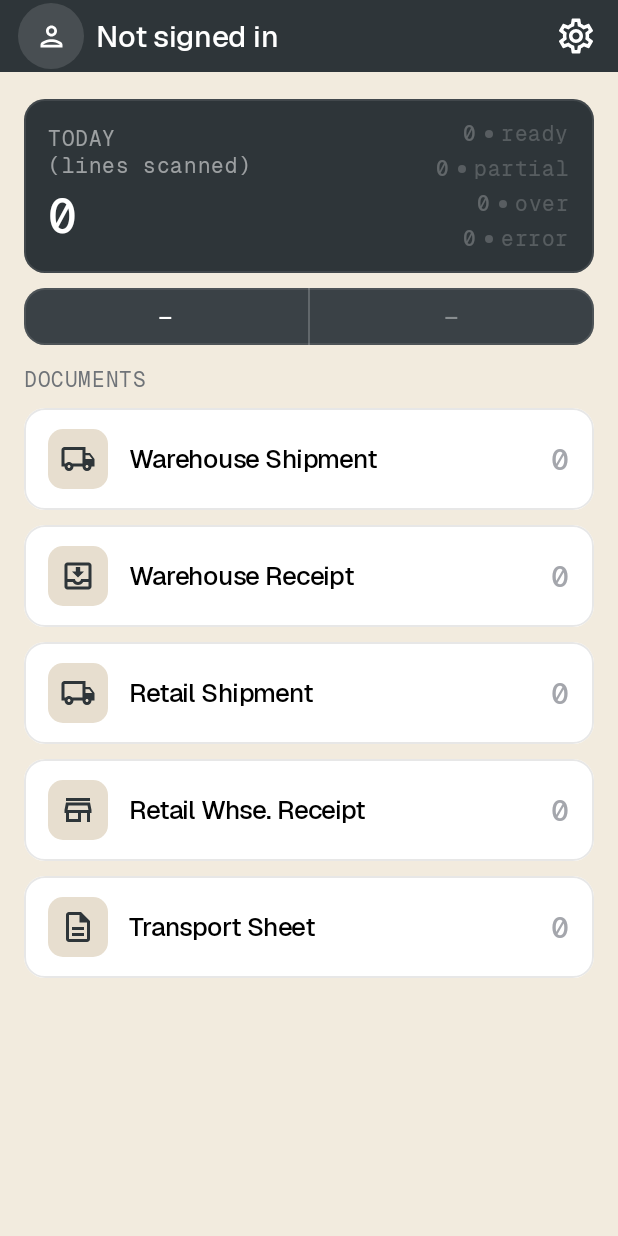
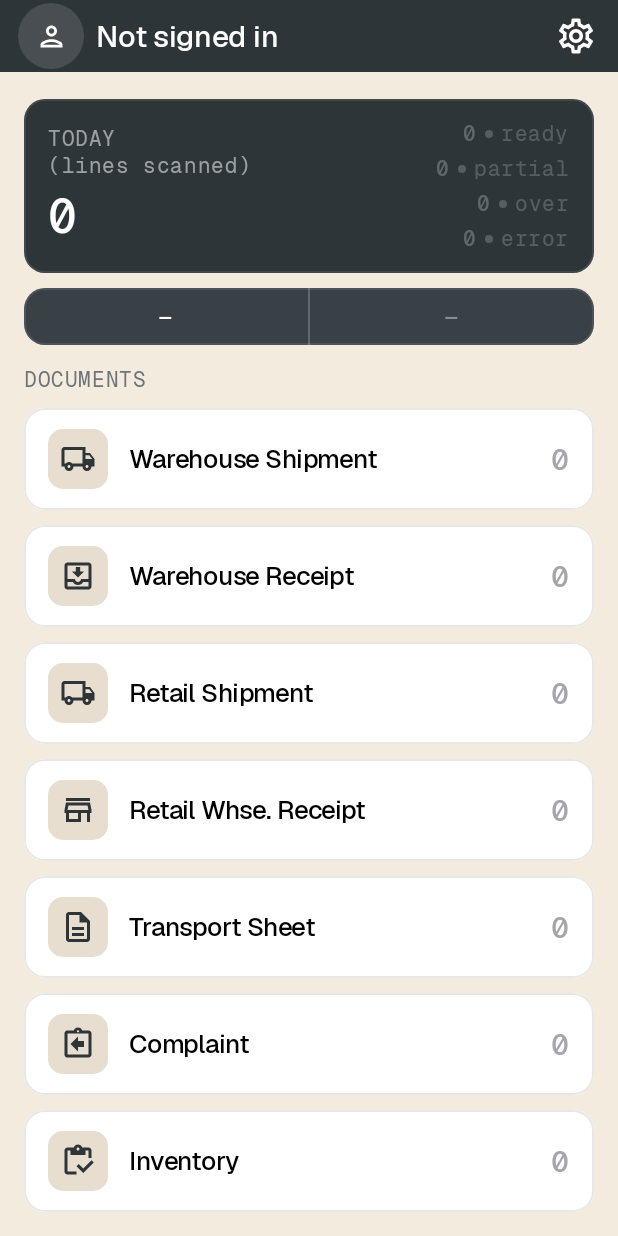
Before and after one commit to fpandjic16/PrimaBarcode, an Android app built with Jetpack Compose: the screen it shows after launch (MainActivity), on a phone screen of 412 x 824 dp. Run offline under Robolectric (Android 15) with nearby library versions, the phone set to English and light mode, and no system bars; our stand-ins replace Dagger/Hilt's generated code, Room's generated code, Timber; Roboto replaces fonts that are not available here; 4 statements that could not run were skipped.

Commit message:
Add COMPLAINT and INVENTORY document types
Both carry their own Document_Type code, so neither filters on
Retail_Location - that filter exists only because shipment and receipt
share a code between warehouse and retail and have to be told apart.

COMPLAINT is scoped by responsibility centre rather than location. Rather
than special-casing it at each site, DocumentType gained defaultFilterMode
and the six `?: DocTypeFilterMode.LOCATION` fallbacks now read the type's
own default. The user can still override it per type in Settings; this
only changes where an unset type starts.

INVENTORY counts against quantities NAV supplies, on the same two tables
with Document_Type = INVENTORY, so it is structurally identical to the
existing types - scanning, status colours and upload all unchanged. One
consequence worth stating plainly: the §A.3 rule still applies, so an
item found on the shelf that NAV did not send is rejected as "barcode not
found" rather than added to the count. That is the accepted behaviour for
now, not an oversight.

Seven exhaustive `when` blocks needed a branch each - six duplicated
localizedDisplay() helpers and MainMenuScreen's icon mapping. Codes added
to all four bundled configurations; names added in en/hr/sl/mk, all four
locales at 235.

A note on how this was written: the first attempt used PowerShell
Get-Content/WriteAllText, which in 5.1 reads a BOM-less UTF-8 file as
Windows-1252 and writes it back double-encoded. That corrupted em-dashes
and separators across eight files - ExtSystemConfigScreen worst, 300
sequences. Those files were reverted to HEAD and the edits redone with
tooling that preserves encoding. Worth remembering before reaching for a
shell one-liner on source files again.

Bumps versionCode 39->40, versionName 2.0.9->2.1.0.

Co-Authored-By: Claude Opus 5 <noreply@anthropic.com>

```diff
--- a/app/build.gradle.kts
+++ b/app/build.gradle.kts
@@ -17,8 +17,8 @@ android {
         applicationId = "com.prima.barcode"
         minSdk = 26
         targetSdk = 36
-        versionCode = 39
-        versionName = "2.0.9"
+        versionCode = 40
+        versionName = "2.1.0"
 
         testInstrumentationRunner = "androidx.test.runner.AndroidJUnitRunner"
     }
--- a/app/src/main/assets/ext_system_defaults_commerce.json
+++ b/app/src/main/assets/ext_system_defaults_commerce.json
@@ -10,7 +10,9 @@
     "WAREHOUSE_RECEIPT": "RECEIPT",
     "RETAIL_SHIPMENT": "SHIPMENT",
     "RETAIL_RECEIPT": "RECEIPT",
-    "TRANSPORT_SHEET": "TRANSPORT"
+    "TRANSPORT_SHEET": "TRANSPORT",
+    "COMPLAINT": "COMPLAINT",
+    "INVENTORY": "INVENTORY"
   },
   "locationsUrl": "http://192.168.100.87:8048/NAV_TEST_HR/ODataV4/Company('Prima%20Commerce%20d.o.o.')/LocationList",
   "recordingSyncUrl": "http://192.168.100.87:8048/NAV_TEST_HR/ODataV4/Company('Prima%20Commerce%20d.o.o.')/BarcodeAppRecordings"
--- a/app/src/main/assets/ext_system_defaults_mebel.json
+++ b/app/src/main/assets/ext_system_defaults_mebel.json
@@ -10,7 +10,9 @@
     "WAREHOUSE_RECEIPT": "RECEIPT",
     "RETAIL_SHIPMENT": "SHIPMENT",
     "RETAIL_RECEIPT": "RECEIPT",
-    "TRANSPORT_SHEET": "TRANSPORT"
+    "TRANSPORT_SHEET": "TRANSPORT",
+    "COMPLAINT": "COMPLAINT",
+    "INVENTORY": "INVENTORY"
   },
   "locationsUrl": "http://192.168.100.87:8048/NAV_TEST_HR/ODataV4/Company('Prima%20Commerce%20d.o.o.')/LocationList",
   "recordingSyncUrl": "http://192.168.100.87:8048/NAV_TEST_HR/ODataV4/Company('Prima%20Commerce%20d.o.o.')/BarcodeAppRecordings"
--- a/app/src/main/assets/ext_system_defaults_mobilis.json
+++ b/app/src/main/assets/ext_system_defaults_mobilis.json
@@ -10,7 +10,9 @@
     "WAREHOUSE_RECEIPT": "RECEIPT",
     "RETAIL_SHIPMENT": "SHIPMENT",
     "RETAIL_RECEIPT": "RECEIPT",
-    "TRANSPORT_SHEET": "TRANSPORT"
+    "TRANSPORT_SHEET": "TRANSPORT",
+    "COMPLAINT": "COMPLAINT",
+    "INVENTORY": "INVENTORY"
   },
   "locationsUrl": "http://192.168.100.87:8048/NAV_TEST_HR/ODataV4/Company('Prima%20Commerce%20d.o.o.')/LocationList",
   "recordingSyncUrl": "http://192.168.100.87:8048/NAV_TEST_HR/ODataV4/Company('Prima%20Commerce%20d.o.o.')/BarcodeAppRecordings"
--- a/app/src/main/assets/ext_system_defaults_pohistvo.json
+++ b/app/src/main/assets/ext_system_defaults_pohistvo.json
@@ -10,7 +10,9 @@
     "WAREHOUSE_RECEIPT": "RECEIPT",
     "RETAIL_SHIPMENT": "SHIPMENT",
     "RETAIL_RECEIPT": "RECEIPT",
-    "TRANSPORT_SHEET": "TRANSPORT"
+    "TRANSPORT_SHEET": "TRANSPORT",
+    "COMPLAINT": "COMPLAINT",
+    "INVENTORY": "INVENTORY"
   },
   "locationsUrl": "http://192.168.100.87:8048/NAV_TEST_HR/ODataV4/Company('Prima%20Commerce%20d.o.o.')/LocationList",
   "recordingSyncUrl": "http://192.168.100.87:8048/NAV_TEST_HR/ODataV4/Company('Prima%20Commerce%20d.o.o.')/BarcodeAppRecordings"
--- a/app/src/main/java/com/prima/barcode/MainActivity.kt
+++ b/app/src/main/java/com/prima/barcode/MainActivity.kt
@@ -267,7 +267,7 @@ private fun PrimaBarcodeApp(
 
     val filteredDocs = documents.filter { doc ->
         doc.hasProgress ||
-            when (docTypeFilters[doc.type.key] ?: DocTypeFilterMode.LOCATION) {
+            when (docTypeFilters[doc.type.key] ?: doc.type.defaultFilterMode) {
                 DocTypeFilterMode.LOCATION -> location != null && doc.sourceCode == location.code
                 DocTypeFilterMode.RESPONSIBILITY_CENTER -> rc == null || doc.rcCode == rc.code
             }
@@ -275,7 +275,7 @@ private fun PrimaBarcodeApp(
 
     val locationsManaged = extSystemConfig.locationsUrl.isNotBlank()
     val docTypes = DocumentType.entries.map { type ->
-        val filterMode = docTypeFilters[type.key] ?: DocTypeFilterMode.LOCATION
+        val filterMode = docTypeFilters[type.key] ?: type.defaultFilterMode
         val blocked = locationsManaged && when (filterMode) {
             DocTypeFilterMode.LOCATION -> locations.isEmpty()
             DocTypeFilterMode.RESPONSIBILITY_CENTER -> rcs.isEmpty()
@@ -509,7 +509,7 @@ private fun PrimaBarcodeApp(
                 doc.type == selectedDocType &&
                     (
                         doc.hasProgress ||
-                        when (docTypeFilters[selectedDocType.key] ?: DocTypeFilterMode.LOCATION) {
+                        when (docTypeFilters[selectedDocType.key] ?: selectedDocType.defaultFilterMode) {
                             DocTypeFilterMode.LOCATION -> location != null && doc.sourceCode == location.code
                             DocTypeFilterMode.RESPONSIBILITY_CENTER -> rc == null || doc.rcCode == rc.code
                         }
@@ -615,7 +615,7 @@ private fun PrimaBarcodeApp(
             )
         }
         composable("download_filter") {
-            val dlFilterMode = docTypeFilters[selectedDocType.key] ?: DocTypeFilterMode.LOCATION
+            val dlFilterMode = docTypeFilters[selectedDocType.key] ?: selectedDocType.defaultFilterMode
             DownloadFilterScreen(
                 hasCredentials  = appVm.extSystemCredentialStore.isValid(),
                 loginQrKey      = extSystemConfig.loginQrKey,
--- a/app/src/main/java/com/prima/barcode/data/model/Models.kt
+++ b/app/src/main/java/com/prima/barcode/data/model/Models.kt
@@ -31,15 +31,31 @@ enum class DocTypeFilterMode { LOCATION, RESPONSIBILITY_CENTER }
  * alone no longer identifies a bucket. Every download filter and every uploaded recording for
  * these four carries `Retail_Location` alongside the code to disambiguate.
  *
- * Null means the type doesn't participate: transport sheets are neither, and get no
+ * Null means the type doesn't participate: transport sheets, complaints and inventory each carry
+ * their own `Document_Type` code, so there is nothing to disambiguate — they get no
  * `Retail_Location` clause on download nor the field on upload.
+ *
+ * [defaultFilterMode] is the scope a type falls back to until the user sets one in Settings.
+ * Location suits the document types that move goods between two places; complaints are tracked
+ * by responsibility centre instead.
  */
-enum class DocumentType(val key: String, val display: String, val retailLocation: Boolean? = null) {
+enum class DocumentType(
+    val key: String,
+    val display: String,
+    val retailLocation: Boolean? = null,
+    val defaultFilterMode: DocTypeFilterMode = DocTypeFilterMode.LOCATION,
+) {
     WAREHOUSE_SHIPMENT("WHSE_SHIP", "Warehouse Shipment",    retailLocation = false),
     WAREHOUSE_RECEIPT( "WHSE_RCPT", "Warehouse Receipt",     retailLocation = false),
     RETAIL_SHIPMENT(   "RT_SHIP",   "Retail Shipment",       retailLocation = true),
     RETAIL_RECEIPT(    "RT_RCPT",   "Retail Whse. Receipt",  retailLocation = true),
     TRANSPORT_SHEET(   "TRANSPORT", "Transport Sheet"),
+    COMPLAINT(         "COMPLAINT", "Complaint",             defaultFilterMode = DocTypeFilterMode.RESPONSIBILITY_CENTER),
+    // Counted against quantities NAV supplies, exactly like the document types above, so nothing
+    // about scanning, status colours or upload differs. Note the consequence: an item found on
+    // the shelf that NAV didn't send is still rejected as "barcode not found" (§A.3), the same as
+    // everywhere else in the app.
+    INVENTORY(         "INVENTORY", "Inventory"),
 }
 
 data class Item(
--- a/app/src/main/java/com/prima/barcode/ui/screen/DocumentFilterScreen.kt
+++ b/app/src/main/java/com/prima/barcode/ui/screen/DocumentFilterScreen.kt
@@ -60,6 +60,8 @@ private fun DocumentType.localizedDisplay(): String = when (this) {
     DocumentType.RETAIL_SHIPMENT    -> stringResource(R.string.doctype_retail_shipment)
     DocumentType.RETAIL_RECEIPT     -> stringResource(R.string.doctype_retail_receipt)
     DocumentType.TRANSPORT_SHEET    -> stringResource(R.string.doctype_transport_sheet)
+    DocumentType.COMPLAINT          -> stringResource(R.string.doctype_complaint)
+    DocumentType.INVENTORY          -> stringResource(R.string.doctype_inventory)
 }
 
 @OptIn(ExperimentalMaterial3Api::class)
--- a/app/src/main/java/com/prima/barcode/ui/screen/DocumentListScreen.kt
+++ b/app/src/main/java/com/prima/barcode/ui/screen/DocumentListScreen.kt
@@ -61,6 +61,8 @@ private fun DocumentType.localizedDisplay(): String = when (this) {
     DocumentType.RETAIL_SHIPMENT    -> stringResource(R.string.doctype_retail_shipment)
     DocumentType.RETAIL_RECEIPT     -> stringResource(R.string.doctype_retail_receipt)
     DocumentType.TRANSPORT_SHEET    -> stringResource(R.string.doctype_transport_sheet)
+    DocumentType.COMPLAINT          -> stringResource(R.string.doctype_complaint)
+    DocumentType.INVENTORY          -> stringResource(R.string.doctype_inventory)
 }
 
 @OptIn(ExperimentalMaterial3Api::class)
--- a/app/src/main/java/com/prima/barcode/ui/screen/DocumentOverviewScreen.kt
+++ b/app/src/main/java/com/prima/barcode/ui/screen/DocumentOverviewScreen.kt
@@ -82,7 +82,7 @@ fun DocumentOverviewScreen(
     val errors     = remember(filtered) { filtered.filter { it.state is DocState.UploadFailed } }
     val atLocation = remember(filtered, locationCode, rcCode, docTypeFilters) {
         filtered.filter { doc ->
-            when (docTypeFilters[doc.type.key] ?: DocTypeFilterMode.LOCATION) {
+            when (docTypeFilters[doc.type.key] ?: doc.type.defaultFilterMode) {
                 DocTypeFilterMode.LOCATION -> doc.sourceCode == locationCode
                 DocTypeFilterMode.RESPONSIBILITY_CENTER -> doc.rcCode == rcCode
             }
--- a/app/src/main/java/com/prima/barcode/ui/screen/DownloadFilterScreen.kt
+++ b/app/src/main/java/com/prima/barcode/ui/screen/DownloadFilterScreen.kt
@@ -52,6 +52,8 @@ private fun DocumentType.localizedDisplay(): String = when (this) {
     DocumentType.RETAIL_SHIPMENT    -> stringResource(R.string.doctype_retail_shipment)
     DocumentType.RETAIL_RECEIPT     -> stringResource(R.string.doctype_retail_receipt)
     DocumentType.TRANSPORT_SHEET    -> stringResource(R.string.doctype_transport_sheet)
+    DocumentType.COMPLAINT          -> stringResource(R.string.doctype_complaint)
+    DocumentType.INVENTORY          -> stringResource(R.string.doctype_inventory)
 }
 
 @OptIn(ExperimentalMaterial3Api::class)
--- a/app/src/main/java/com/prima/barcode/ui/screen/ExtSystemConfigScreen.kt
+++ b/app/src/main/java/com/prima/barcode/ui/screen/ExtSystemConfigScreen.kt
@@ -48,6 +48,8 @@ private fun DocumentType.localizedDisplay(): String = when (this) {
     DocumentType.RETAIL_SHIPMENT    -> stringResource(R.string.doctype_retail_shipment)
     DocumentType.RETAIL_RECEIPT     -> stringResource(R.string.doctype_retail_receipt)
     DocumentType.TRANSPORT_SHEET    -> stringResource(R.string.doctype_transport_sheet)
+    DocumentType.COMPLAINT          -> stringResource(R.string.doctype_complaint)
+    DocumentType.INVENTORY          -> stringResource(R.string.doctype_inventory)
 }
 
 @Composable
@@ -316,7 +318,7 @@ fun ExtSystemConfigScreen(
                                 SingleChoiceSegmentedButtonRow(modifier = Modifier.fillMaxWidth()) {
                                     listOf(DocTypeFilterMode.LOCATION, DocTypeFilterMode.RESPONSIBILITY_CENTER).forEachIndexed { idx, mode ->
                                         SegmentedButton(
-                                            selected = (docTypeFilters[type.key] ?: DocTypeFilterMode.LOCATION) == mode,
+                                            selected = (docTypeFilters[type.key] ?: type.defaultFilterMode) == mode,
                                             onClick = { onDocTypeFiltersChange(docTypeFilters + (type.key to mode)) },
                                             shape = SegmentedButtonDefaults.itemShape(idx, 2),
                                         ) {
--- a/app/src/main/java/com/prima/barcode/ui/screen/MainMenuScreen.kt
+++ b/app/src/main/java/com/prima/barcode/ui/screen/MainMenuScreen.kt
@@ -10,7 +10,9 @@ import androidx.compose.foundation.lazy.items
 import androidx.compose.foundation.shape.CircleShape
 import androidx.compose.foundation.shape.RoundedCornerShape
 import androidx.compose.material.icons.Icons
+import androidx.compose.material.icons.outlined.AssignmentReturn
 import androidx.compose.material.icons.outlined.Description
+import androidx.compose.material.icons.outlined.Inventory
 import androidx.compose.material.icons.outlined.LocalShipping
 import androidx.compose.material.icons.outlined.MoveToInbox
 import androidx.compose.material.icons.outlined.Person
@@ -64,6 +66,8 @@ private fun DocumentType.localizedDisplay(): String = when (this) {
     DocumentType.RETAIL_SHIPMENT    -> stringResource(R.string.doctype_retail_shipment)
     DocumentType.RETAIL_RECEIPT     -> stringResource(R.string.doctype_retail_receipt)
     DocumentType.TRANSPORT_SHEET    -> stringResource(R.string.doctype_transport_sheet)
+    DocumentType.COMPLAINT          -> stringResource(R.string.doctype_complaint)
+    DocumentType.INVENTORY          -> stringResource(R.string.doctype_inventory)
 }
 
 @Composable
@@ -213,6 +217,8 @@ private fun DocumentTypeList(summary: DocTypeSummary, onClick: () -> Unit) {
         DocumentType.WAREHOUSE_RECEIPT                                -> Icons.Outlined.MoveToInbox
         DocumentType.RETAIL_RECEIPT                                   -> Icons.Outlined.Store
         DocumentType.TRANSPORT_SHEET                                  -> Icons.Outlined.Description
+        DocumentType.COMPLAINT                                        -> Icons.Outlined.AssignmentReturn
+        DocumentType.INVENTORY                                        -> Icons.Outlined.Inventory
     }
 
     // A type with no location or responsibility centre behind it looks and behaves like any
--- a/app/src/main/java/com/prima/barcode/ui/screen/UploadErrorScreen.kt
+++ b/app/src/main/java/com/prima/barcode/ui/screen/UploadErrorScreen.kt
@@ -44,6 +44,8 @@ private fun DocumentType.localizedDisplay(): String = when (this) {
     DocumentType.RETAIL_SHIPMENT    -> stringResource(R.string.doctype_retail_shipment)
     DocumentType.RETAIL_RECEIPT     -> stringResource(R.string.doctype_retail_receipt)
     DocumentType.TRANSPORT_SHEET    -> stringResource(R.string.doctype_transport_sheet)
+    DocumentType.COMPLAINT          -> stringResource(R.string.doctype_complaint)
+    DocumentType.INVENTORY          -> stringResource(R.string.doctype_inventory)
 }
 
 @Composable
--- a/app/src/main/res/values/strings.xml
+++ b/app/src/main/res/values/strings.xml
@@ -25,6 +25,8 @@
     <string name="doctype_retail_shipment">Retail Shipment</string>
     <string name="doctype_retail_receipt">Retail Whse. Receipt</string>
     <string name="doctype_transport_sheet">Transport Sheet</string>
+    <string name="doctype_complaint">Complaint</string>
+    <string name="doctype_inventory">Inventory</string>
     <!-- Doc list screen -->
     <string name="doc_list_tab_orders">ORDERS</string>
     <string name="doc_list_tab_recordings">RECORDINGS</string>
```
Also changed, not shown: 5 other files.
